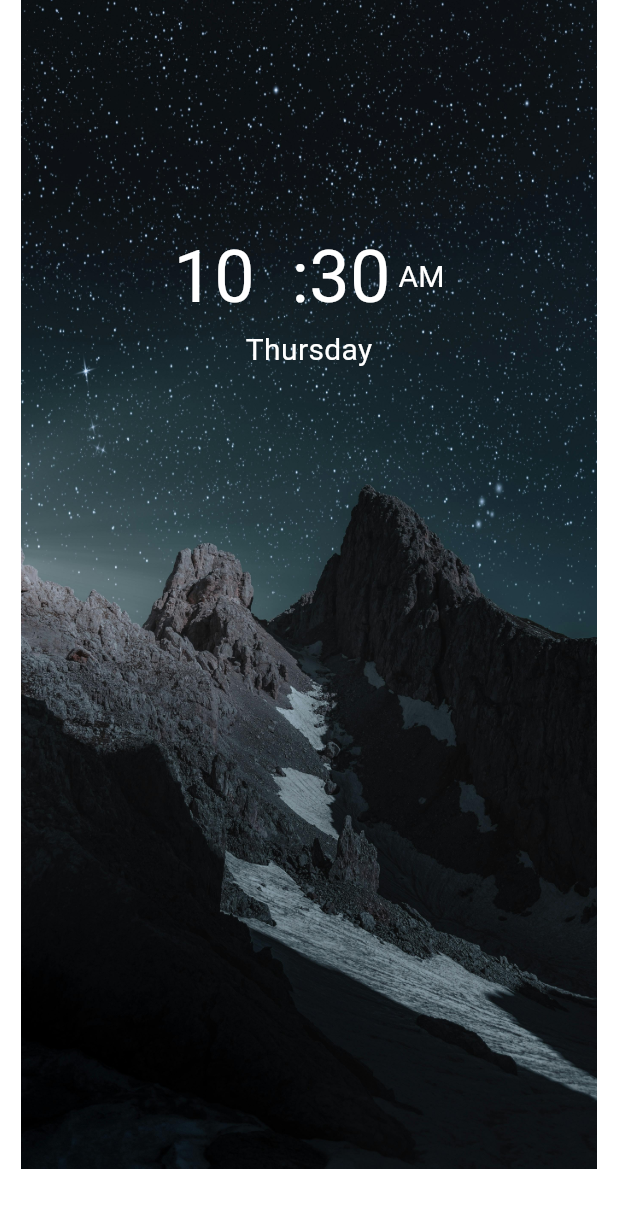
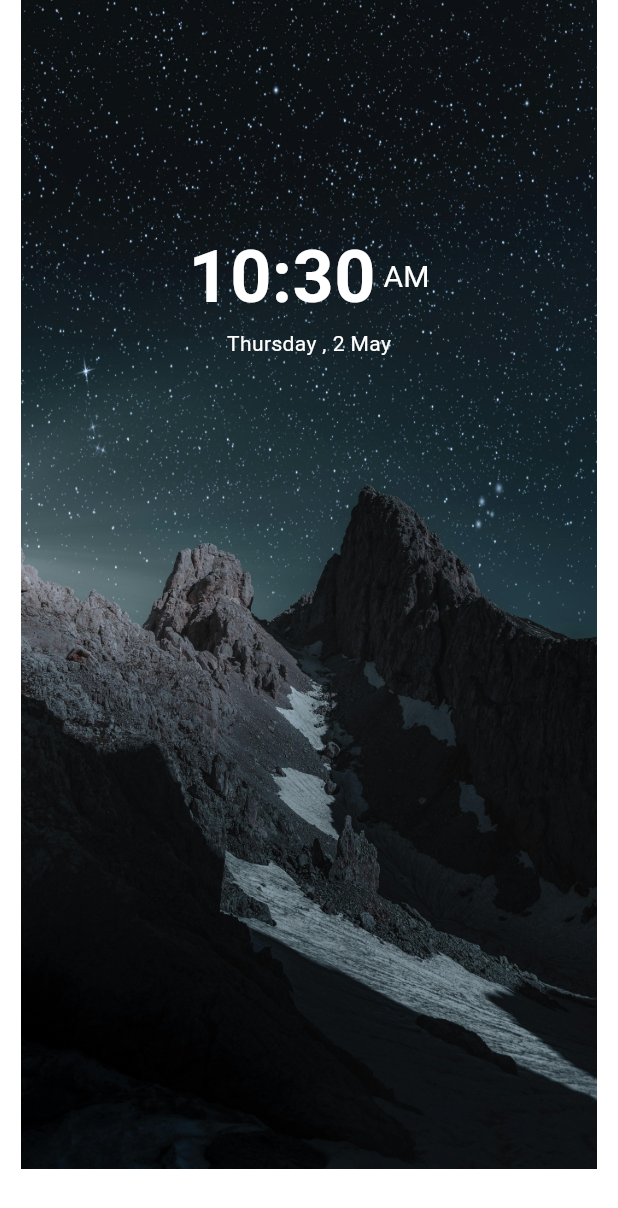
Before and after one commit to harshdusane2103/timer_daily_ui, a Flutter app: the Homepage screen opened directly, on a phone screen of 412 x 824 dp. Shown: the top 1208 px of the screen. Run offline on Flutter 3.47's test engine with Material 3 defaults, Android fonts, the phone set to English and light mode, and no system bars; missing offline and left inert: dart:ffi.

Commit message:
2-5-24 2-5-2024

```diff
--- a/lib/5.3_task/clock_digtal.dart
+++ b/lib/5.3_task/clock_digtal.dart
@@ -2,6 +2,7 @@ import 'dart:async';
 
 import 'package:flutter/cupertino.dart';
 import 'package:flutter/material.dart';
+import 'package:flutter/widgets.dart';
 import 'package:timer_daily_ui/utils/global.dart';
 
 void main() {
@@ -28,31 +29,70 @@ class Homepage extends StatefulWidget {
 }
 
 class _HomepageState extends State<Homepage> {
+
+
   @override
   Widget build(BuildContext context) {
     Timer.periodic(Duration(seconds: 1), (timer) {
       setState(() {
         switch (dateTime.weekday) {
           case 1:
-            day = 'Monday';
+            Day = 'Monday';
             break;
           case 2:
-            day = 'Tuesday';
+            Day = 'Tuesday';
             break;
           case 3:
-            day = 'Wednesday';
+            Day = 'Wednesday';
             break;
           case 4:
-            day = 'Thursday';
+            Day = 'Thursday';
             break;
           case 5:
-            day = 'Friday';
+            Day = 'Friday';
             break;
           case 6:
-            day = 'Saturday';
+            Day = 'Saturday';
             break;
           case 7:
-            day = 'Sunday';
+            Day = 'Sunday';
+        }
+        switch (dateTime.month) {
+          case 1:
+            Month = 'Jaun';
+            break;
+          case 2:
+            Month = 'Feb';
+            break;
+          case 3:
+            Month = 'Mar';
+            break;
+          case 4:
+            Month = 'Apr';
+            break;
+          case 5:
+            Month = 'May';
+            break;
+          case 6:
+            Month = 'Jan';
+            break;
+          case 7:
+            Month = 'July';
+          case 8:
+            Month = 'Aug';
+            break;
+          case 9:
+            Month = 'Sept';
+            break;
+          case 10:
+            Month = 'Oct';
+            break;
+          case 11:
+            Month = 'Nev';
+            break;
+          case 12:
+            Month = 'Dec';
+            break;
         }
 
         dateTime = DateTime.now();
@@ -65,13 +105,14 @@ class _HomepageState extends State<Homepage> {
       body: Center(
         child: Column(
           children: [
+            Stack(children: [
               Container(
                 height: 779,
                 width: 384,
                 decoration: BoxDecoration(
                     image: DecorationImage(
                   fit: BoxFit.cover,
-                image: AssetImage('asstes/images/bg.jpg'),
+                  image: AssetImage(selectimage),
                 )),
                 child: Container(
                   margin: EdgeInsets.only(top: 150),
@@ -85,10 +126,12 @@ class _HomepageState extends State<Homepage> {
                         mainAxisAlignment: MainAxisAlignment.center,
                         children: [
                           Text(
-                          '${(dateTime.hour > 12) ? ((dateTime.hour % 12) > 9) ? dateTime.hour % 12 : ('0${dateTime.hour % 12}') : dateTime.hour}  '':'
+                            '${(dateTime.hour > 12) ? ((dateTime.hour % 12) > 9) ? dateTime.hour % 12 : ('0${dateTime.hour % 12}') : dateTime.hour}:'
                             '${(dateTime.minute > 9) ? dateTime.minute : ('0${dateTime.minute}')}',
                             style: const TextStyle(
-                              fontSize: 48, color: Colors.white),
+                                fontSize: 48,
+                                fontWeight: FontWeight.bold,
+                                color: Colors.white),
                           ),
                           SizedBox(
                             width: 5,
@@ -102,17 +145,40 @@ class _HomepageState extends State<Homepage> {
                       Row(
                         mainAxisAlignment: MainAxisAlignment.center,
                         children: [
-                        Center(
-                            child: Text(
-                          '$day',
-                          style: TextStyle(color: Colors.white,fontSize: 20),
-                        )),
+                          Text(
+                            '$Day ,',
+                            style: TextStyle(color: Colors.white, fontSize: 14),
+                          ),
+                          SizedBox(
+                            width: 4,
+                          ),
+                          Text(
+                            '${dateTime.day} ${Month}',
+                            style: TextStyle(fontSize: 14, color: Colors.white),
+                          )
                         ],
                       ),
                     ],
                   ),
                 ),
               ),
+              // Positioned(
+              //   bottom: 5,
+              //   left:150,
+              //   child: OutlinedButton(
+              //       onPressed: () {
+              //         setState(() {
+              //
+              //             for(int i=0;i<=imgList.length;i++)
+              //               {
+              //                 int index =i;
+              //                 selectimage= imgList[index]['image'];
+              //               }
+              //         });
+              //       },
+              //       child: Text('image')),
+              // ),
+            ]),
           ],
         ),
       ),
--- a/lib/utils/global.dart
+++ b/lib/utils/global.dart
@@ -1,4 +1,27 @@
+import 'dart:ffi';
+
 import 'package:flutter/material.dart';
 
 DateTime dateTime=DateTime.now();
-String day='';
+String Day='';
+String Month='';
+
+List <dynamic> imgList=[
+  {
+    'image': 'asstes/images/bg.jpg',
+  },
+  {
+    'image': 'asstes/images/bg2.jpg',
+  },
+  {
+    'image': 'asstes/images/bg3.jpg',
+  },
+  {
+    'image': 'asstes/images/bg4.jpg',
+  },
+  {
+    'image': 'asstes/images/bg5.jpg',
+  },
+
+];
+dynamic selectimage='asstes/images/bg.jpg';
```
Also changed, not shown: asstes/images/bg2.jpg (added), asstes/images/bg3.jpg (added), asstes/images/bg4.jpg (added), asstes/images/bg5.jpg (added), degital.png (added). Lines whose indentation alone changed are shown as unchanged.
